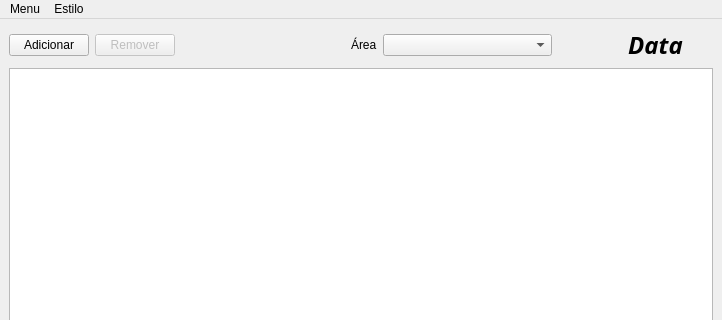
Before: the Qt Designer form rs/src/ui/frmain.ui in xvjau/Reserva-de-Salas, drawn with Qt 5; both pictures show x 0 to 722 and y 0 to 320 of the 722 by 553 pixel window.
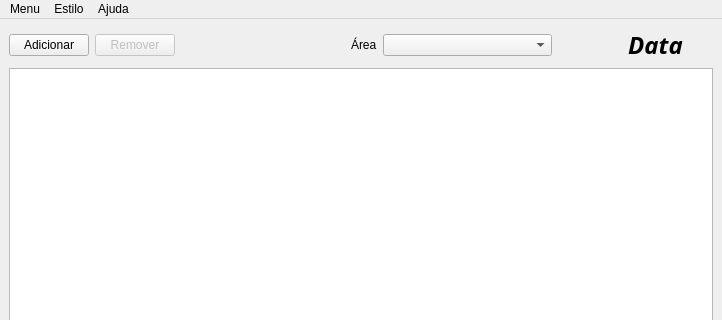
After: the same form once the commit is applied. Icons and pictures are not drawn.

Commit message: Added Help/About RS/About Qt menus

Patch:
```diff
--- a/rs/src/ui/frmain.ui
+++ b/rs/src/ui/frmain.ui
@@ -193,8 +193,16 @@
     <addaction name="actionUsuarios" />
     <addaction name="actionCores" />
    </widget>
+   <widget class="QMenu" name="menuAjuda" >
+    <property name="title" >
+     <string>Ajuda</string>
+    </property>
+    <addaction name="actionSobreRS" />
+    <addaction name="actionSobreQt" />
+   </widget>
    <addaction name="menuMenu" />
    <addaction name="menuEstilo" />
+   <addaction name="menuAjuda" />
   </widget>
   <widget class="QStatusBar" name="statusbar" />
   <action name="actionSalas" >
```
Left out of the diff: 14 changed lines with no effect on the pictures.
